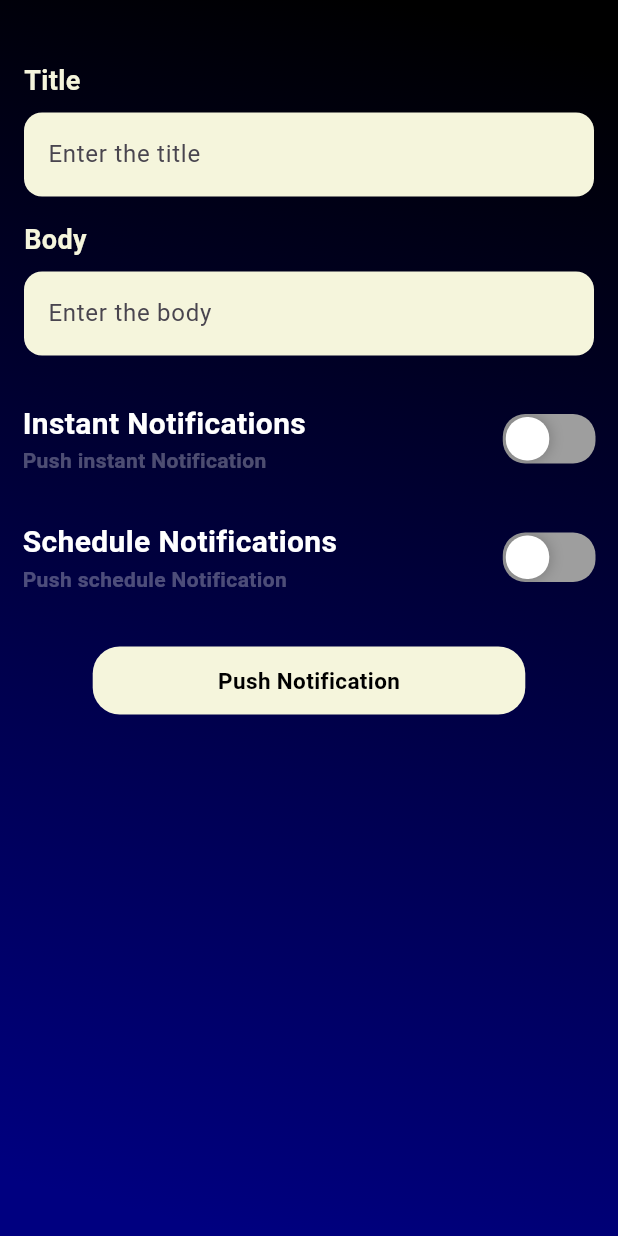
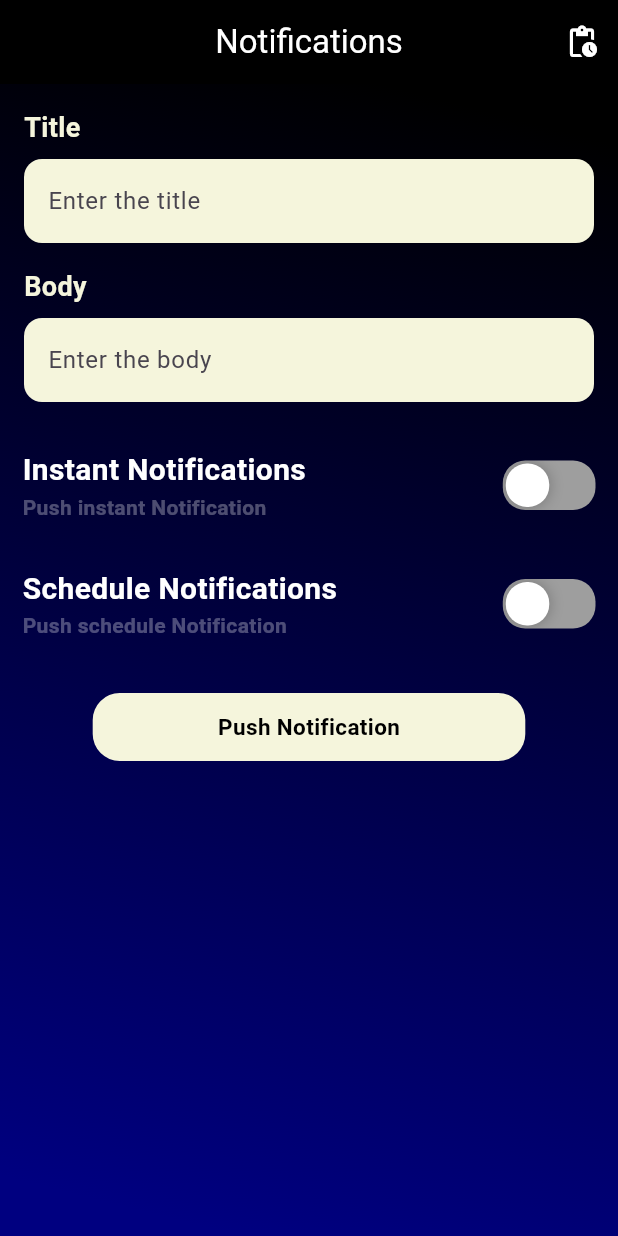
Before and after one commit to kyrolloss/local_notification_task, a Flutter app: the screen it shows after launch, after a tap on "Push Notification", on a phone screen of 412 x 824 dp. Run offline on Flutter 3.47's test engine with Material 3 defaults, Android fonts, the phone set to English and light mode, and no system bars; drawn by our look-alikes of flutter_advanced_switch; our stand-ins replace bloc, flutter_bloc, flutter_local_notifications, permission_handler, timezone.

Commit message:
finish local notification task

```diff
--- a/lib/Home/View Model/home_state.dart
+++ b/lib/Home/View Model/home_state.dart
@@ -13,3 +13,4 @@ final class PickTimeState extends HomeState {}
 final class RequestPermissionState extends HomeState {}
 final class ShowNotificationState extends HomeState {}
 final class FetchPendingNotificationsState extends HomeState {}
+final class SetScheduledNotificationsState extends HomeState {}
--- a/lib/Home/View/Home.dart
+++ b/lib/Home/View/Home.dart
@@ -4,6 +4,7 @@ import 'package:flutter_bloc/flutter_bloc.dart';
 import 'package:flutter_local_notifications/flutter_local_notifications.dart';
 import 'package:local_notification_task/Home/View%20Model/home_cubit.dart';
 import 'package:local_notification_task/Home/View/Widget/Notification%20Widget/Notificaiton%20Widget.dart';
+import 'package:local_notification_task/Home/View/Widget/Pending%20Notification%20Dialog/Pending%20Notification%20Dialog.dart';
 import 'package:timezone/timezone.dart' as tz;
 import 'package:timezone/data/latest.dart' as tzData;
 
@@ -28,8 +29,6 @@ class _HomePageState extends State<HomePage> {
     const initSettings =
         InitializationSettings(android: androidInit, iOS: iosInit);
 
-    HomeCubit.get(context).localNotifications =
-        FlutterLocalNotificationsPlugin();
     HomeCubit.get(context).localNotifications.initialize(initSettings);
     _bodyController = TextEditingController();
     _titleController = TextEditingController();
@@ -42,6 +41,18 @@ class _HomePageState extends State<HomePage> {
     final height = MediaQuery.of(context).size.height;
     final width = MediaQuery.of(context).size.width;
     return Scaffold(
+      appBar:  AppBar(backgroundColor: Colors.black,
+        title: const Text('Notifications' , style: TextStyle(color: Colors.white),),
+        centerTitle: true,
+        actions: [
+          IconButton(onPressed: (){
+            showDialog(context: context, builder: (context) => const Dialog(
+              child: PendingNotificationDialog(),
+            ),);
+          }, icon: const Icon(Icons.pending_actions , color: Colors.white,)),
+        ],
+
+      ),
         backgroundColor: Colors.white,
         body: Container(
           height: double.infinity,
@@ -55,11 +66,10 @@ class _HomePageState extends State<HomePage> {
                   begin: Alignment.topCenter,
                   end: Alignment.bottomCenter,
                   transform: GradientRotation(2 / 8))),
+          child: SingleChildScrollView(
             child: Column(
               children: [
-              const SizedBox(
-                height: 25,
-              ),
+
                 Padding(
                   padding: const EdgeInsets.all(16.0),
                   child: Form(
@@ -303,7 +313,13 @@ class _HomePageState extends State<HomePage> {
                     if (HomeCubit.get(context).controller01.value == true) {
                       HomeCubit.get(context).showNotification(
                           _titleController.text, _bodyController.text);
+                    } else if (HomeCubit.get(context).controller02.value ==
+                        true) {
+                      HomeCubit.get(context).scheduleNotification(
+                          _titleController.text, _bodyController.text);
                     }
+                    _titleController.clear();
+                    _bodyController.clear();
                   },
                   child: Container(
                       height: height * .055,
@@ -325,20 +341,22 @@ class _HomePageState extends State<HomePage> {
                     // TODO: implement listener
                   },
                   builder: (context, state) {
-                  return Expanded(
-                    child: ListView.builder(
+                    return ListView.builder(
+                      shrinkWrap: true,
                       itemCount: HomeCubit.get(context).titleList.length,
                       padding: const EdgeInsets.all(10),
                       itemBuilder: (context, index) => NotificationWidget(
+                        isPending:false,
+                        index: index,
                         title: HomeCubit.get(context).titleList[index],
                         body: HomeCubit.get(context).bodyList[index],
-                      ),
                       ),
                     );
                   },
                 )
               ],
             ),
+          ),
         ));
   }
 }
--- a/lib/main.dart
+++ b/lib/main.dart
@@ -4,11 +4,18 @@ import 'package:flutter_local_notifications/flutter_local_notifications.dart';
 import 'package:permission_handler/permission_handler.dart';
 import 'package:timezone/timezone.dart' as tz;
 import 'package:timezone/data/latest.dart' as tzData;
+import 'package:flutter_local_notifications/flutter_local_notifications.dart';
+import 'package:timezone/data/latest.dart' as tz;
+import 'package:timezone/timezone.dart' as tz;
 
 import 'Home/View Model/home_cubit.dart';
 import 'Home/View/Home.dart';
 
 void main() {
+  WidgetsFlutterBinding.ensureInitialized();
+
+  tz.initializeTimeZones();
+
   runApp(const MyApp());
 }
 
@@ -122,7 +129,7 @@ class _NotificationPageState extends State<NotificationPage> {
 
   Future<void> clearAllNotifications() async {
     await localNotifications.cancelAll();
-    fetchPendingNotifications(); // تحديث القائمة بعد حذف كل الإشعارات
+    fetchPendingNotifications();
   }
 
   Future<void> fetchPendingNotifications() async {
```
Also changed, not shown: lib/Home/View Model/home_cubit.dart (+82 -10 lines), lib/Home/View/Widget/Notification Widget/Notificaiton Widget.dart (+33 -8 lines), lib/Home/View/Widget/Pending Notification Dialog/Pending Notification Dialog.dart (added, +52 -0 lines), 1 other file. Lines whose indentation alone changed are shown as unchanged.
